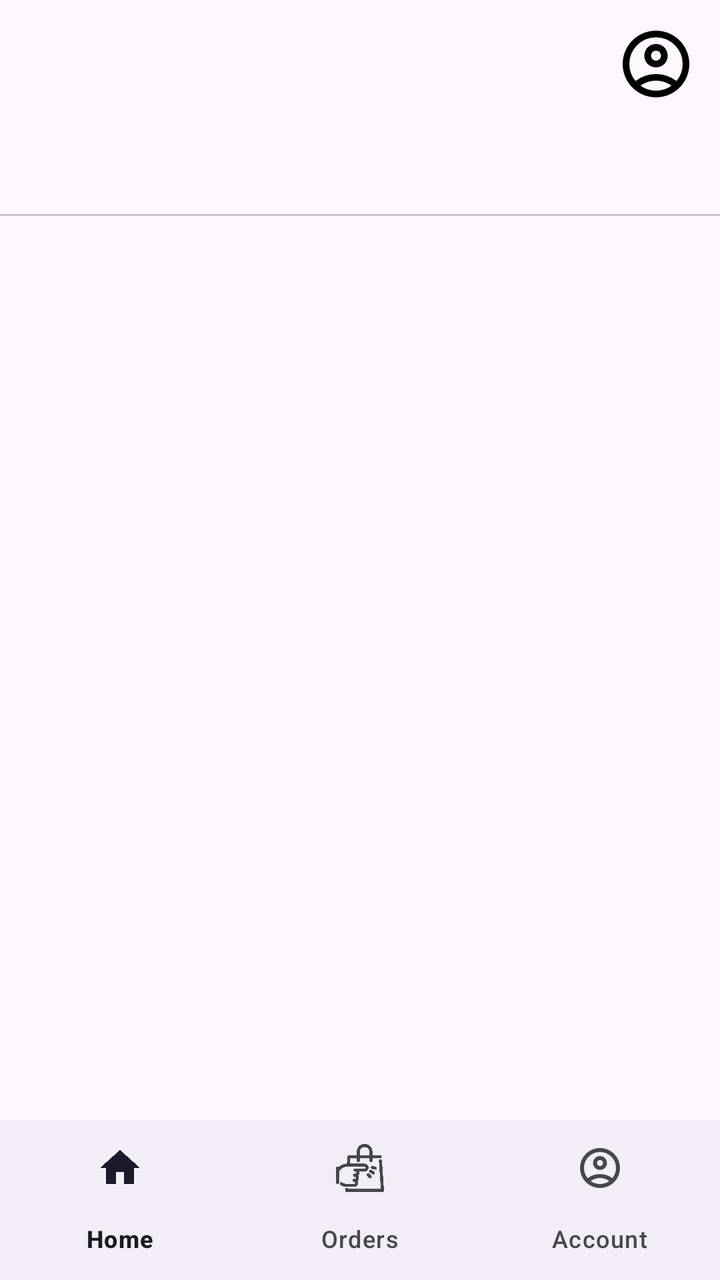
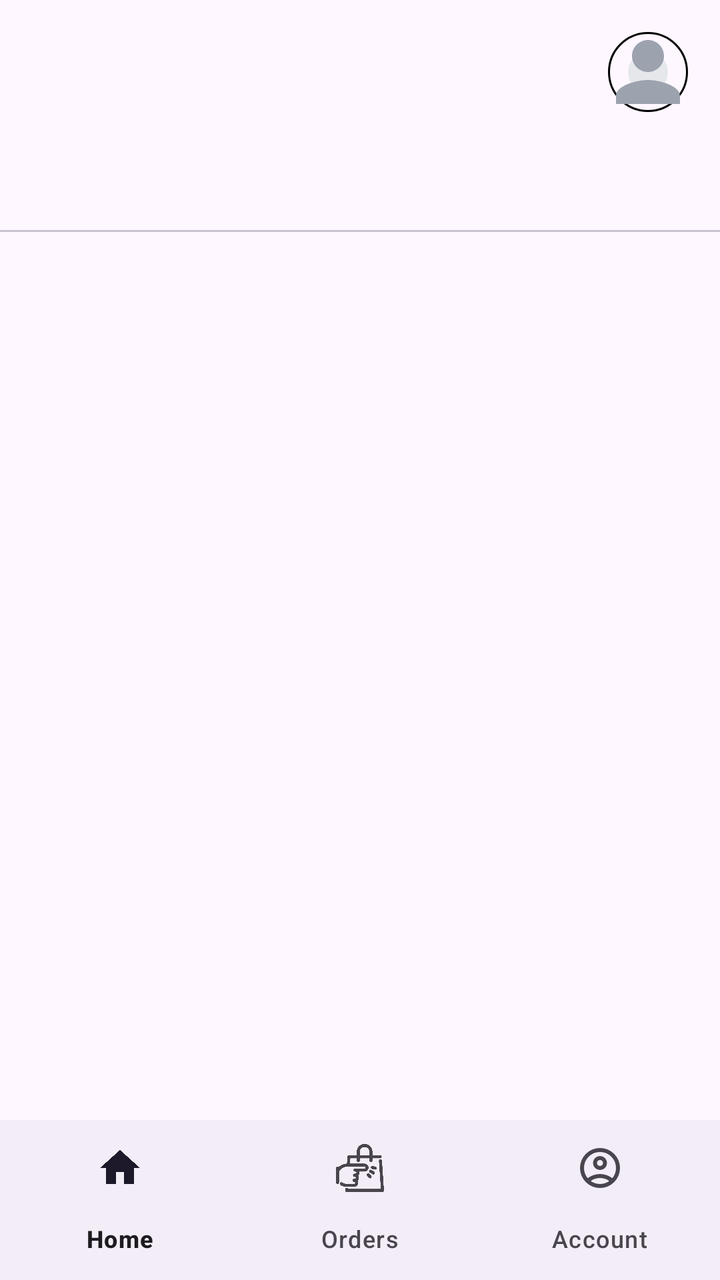

Screens rendered from an Android XML layout before and after an edit, with the pre-edit source and the edit as a unified diff.
<!-- AndroidManifest.xml: application theme Theme.YourCart -->
<!-- res/layout/activity_main.xml -->
<?xml version="1.0" encoding="utf-8"?>
<androidx.constraintlayout.widget.ConstraintLayout
    xmlns:android="http://schemas.android.com/apk/res/android"
    xmlns:app="http://schemas.android.com/apk/res-auto"
    android:id="@+id/main"
    android:layout_width="match_parent"
    android:layout_height="match_parent">

    
    <ImageView
        android:id="@+id/imageView2"
        android:layout_width="40dp"
        android:layout_height="40dp"
        android:layout_margin="12dp"
        app:layout_constraintEnd_toEndOf="parent"
        app:layout_constraintTop_toTopOf="parent"
        app:srcCompat="@drawable/outline_account_circle_24" />

    
    <com.google.android.material.tabs.TabLayout
        android:id="@+id/tabLayout"
        android:layout_width="0dp"
        android:layout_height="wrap_content"
        android:layout_marginTop="8dp"
        app:tabMode="scrollable"
        app:tabIndicatorFullWidth="false"
        app:tabRippleColor="@null"
        app:layout_constraintTop_toBottomOf="@id/imageView2"
        app:layout_constraintStart_toStartOf="parent"
        app:layout_constraintEnd_toEndOf="parent" />

    
    <androidx.recyclerview.widget.RecyclerView
        android:id="@+id/recyclerView"
        android:layout_width="0dp"
        android:layout_height="0dp"
        android:padding="8dp"
        app:layout_constraintTop_toBottomOf="@id/tabLayout"
        app:layout_constraintBottom_toTopOf="@id/bottomNavigationView"
        app:layout_constraintStart_toStartOf="parent"
        app:layout_constraintEnd_toEndOf="parent" />

    
    <com.google.android.material.bottomnavigation.BottomNavigationView
        android:id="@+id/bottomNavigationView"
        android:layout_width="0dp"
        android:layout_height="wrap_content"
        app:layout_constraintBottom_toBottomOf="parent"
        app:layout_constraintStart_toStartOf="parent"
        app:layout_constraintEnd_toEndOf="parent"
        app:menu="@menu/bottom_nav_menu" />

</androidx.constraintlayout.widget.ConstraintLayout>
<!-- resources referenced by this layout -->
<resources>
  <!-- drawable outline_account_circle_24 (drawable) -->
  <vector xmlns:android="http://schemas.android.com/apk/res/android" android:height="24dp" android:tint="#000000" android:viewportHeight="960" android:viewportWidth="960" android:width="24dp">
        
      <path android:fillColor="@android:color/white" android:pathData="M234,684Q285,645 348,622.5Q411,600 480,600Q549,600 612,622.5Q675,645 726,684Q761,643 780.5,591Q800,539 800,480Q800,347 706.5,253.5Q613,160 480,160Q347,160 253.5,253.5Q160,347 160,480Q160,539 179.5,591Q199,643 234,684ZM380.5,479.5Q340,439 340,380Q340,321 380.5,280.5Q421,240 480,240Q539,240 579.5,280.5Q620,321 620,380Q620,439 579.5,479.5Q539,520 480,520Q421,520 380.5,479.5ZM480,880Q397,880 324,848.5Q251,817 197,763Q143,709 111.5,636Q80,563 80,480Q80,397 111.5,324Q143,251 197,197Q251,143 324,111.5Q397,80 480,80Q563,80 636,111.5Q709,143 763,197Q817,251 848.5,324Q880,397 880,480Q880,563 848.5,636Q817,709 763,763Q709,817 636,848.5Q563,880 480,880ZM580,784.5Q627,769 666,740Q627,711 580,695.5Q533,680 480,680Q427,680 380,695.5Q333,711 294,740Q333,769 380,784.5Q427,800 480,800Q533,800 580,784.5ZM523,423Q540,406 540,380Q540,354 523,337Q506,320 480,320Q454,320 437,337Q420,354 420,380Q420,406 437,423Q454,440 480,440Q506,440 523,423ZM480,380Q480,380 480,380Q480,380 480,380Q480,380 480,380Q480,380 480,380Q480,380 480,380Q480,380 480,380Q480,380 480,380Q480,380 480,380ZM480,740Q480,740 480,740Q480,740 480,740Q480,740 480,740Q480,740 480,740Q480,740 480,740Q480,740 480,740Q480,740 480,740Q480,740 480,740Z"/>
      
  </vector>
  <style name="Theme.YourCart" parent="Base.Theme.YourCart" />
  <style name="Base.Theme.YourCart" parent="Theme.Material3.Light.NoActionBar">
          
          
      </style>
</resources>

<!-- the commit's change to res/layout/activity_main.xml (unified diff, before → after) -->
@@ -7,14 +7,20 @@
     android:layout_height="match_parent">
 
     
-    <ImageView
-        android:id="@+id/imageView2"
-        android:layout_width="40dp"
-        android:layout_height="40dp"
+    <Button
+        android:id="@+id/AccInfo"
+        style="@style/Widget.Material3.Button.IconButton"
+        android:layout_width="wrap_content"
+        android:layout_height="wrap_content"
         android:layout_margin="12dp"
+        app:icon="@drawable/profile_placeholder"
+        app:iconTint="#FFFFFF"
+        app:iconTintMode="multiply"
         app:layout_constraintEnd_toEndOf="parent"
         app:layout_constraintTop_toTopOf="parent"
-        app:srcCompat="@drawable/outline_account_circle_24" />
+        app:srcCompat="@drawable/outline_account_circle_24"
+        app:strokeColor="#000000"
+        app:strokeWidth="1dp" />
 
     
     <com.google.android.material.tabs.TabLayout
@@ -25,7 +31,7 @@
         app:tabMode="scrollable"
         app:tabIndicatorFullWidth="false"
         app:tabRippleColor="@null"
-        app:layout_constraintTop_toBottomOf="@id/imageView2"
+        app:layout_constraintTop_toBottomOf="@id/AccInfo"
         app:layout_constraintStart_toStartOf="parent"
         app:layout_constraintEnd_toEndOf="parent" />
 
<!-- resource entries referenced after the edit -->
@@ -6,6 +6,35 @@
       <path android:fillColor="@android:color/white" android:pathData="M234,684Q285,645 348,622.5Q411,600 480,600Q549,600 612,622.5Q675,645 726,684Q761,643 780.5,591Q800,539 800,480Q800,347 706.5,253.5Q613,160 480,160Q347,160 253.5,253.5Q160,347 160,480Q160,539 179.5,591Q199,643 234,684ZM380.5,479.5Q340,439 340,380Q340,321 380.5,280.5Q421,240 480,240Q539,240 579.5,280.5Q620,321 620,380Q620,439 579.5,479.5Q539,520 480,520Q421,520 380.5,479.5ZM480,880Q397,880 324,848.5Q251,817 197,763Q143,709 111.5,636Q80,563 80,480Q80,397 111.5,324Q143,251 197,197Q251,143 324,111.5Q397,80 480,80Q563,80 636,111.5Q709,143 763,197Q817,251 848.5,324Q880,397 880,480Q880,563 848.5,636Q817,709 763,763Q709,817 636,848.5Q563,880 480,880ZM580,784.5Q627,769 666,740Q627,711 580,695.5Q533,680 480,680Q427,680 380,695.5Q333,711 294,740Q333,769 380,784.5Q427,800 480,800Q533,800 580,784.5ZM523,423Q540,406 540,380Q540,354 523,337Q506,320 480,320Q454,320 437,337Q420,354 420,380Q420,406 437,423Q454,440 480,440Q506,440 523,423ZM480,380Q480,380 480,380Q480,380 480,380Q480,380 480,380Q480,380 480,380Q480,380 480,380Q480,380 480,380Q480,380 480,380Q480,380 480,380ZM480,740Q480,740 480,740Q480,740 480,740Q480,740 480,740Q480,740 480,740Q480,740 480,740Q480,740 480,740Q480,740 480,740Q480,740 480,740Z"/>
       
   </vector>
+  <!-- drawable profile_placeholder (drawable) -->
+  <?xml version="1.0" encoding="utf-8"?>
+  <layer-list xmlns:android="http://schemas.android.com/apk/res/android">
+  
+      <item>
+          <shape android:shape="oval">
+              <solid android:color="#E5E7EB"/>
+          </shape>
+      </item>
+  
+      <item
+          android:width="48dp"
+          android:height="48dp"
+          android:gravity="center">
+  
+          <vector xmlns:android="http://schemas.android.com/apk/res/android"
+              android:width="24dp"
+              android:height="24dp"
+              android:viewportWidth="24"
+              android:viewportHeight="24"
+              android:tint="#9CA3AF">
+              <path
+                  android:fillColor="#9CA3AF"
+                  android:pathData="M12,12c2.21,0 4,-1.79 4,-4s-1.79,-4 -4,-4 -4,1.79 -4,4 1.79,4 4,4zM12,14c-2.67,0 -8,1.34 -8,4v2h16v-2c0,-2.66 -5.33,-4 -8,-4z"/>
+          </vector>
+  
+      </item>
+  
+  </layer-list>
   <style name="Theme.YourCart" parent="Base.Theme.YourCart" />
   <style name="Base.Theme.YourCart" parent="Theme.Material3.Light.NoActionBar">
           
